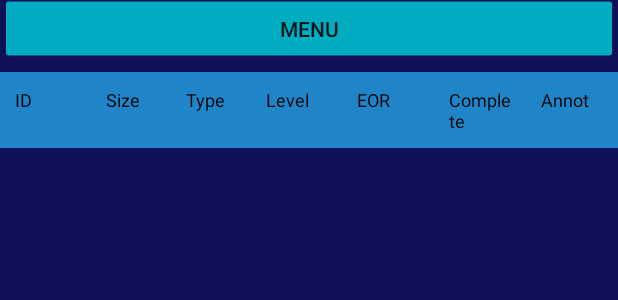
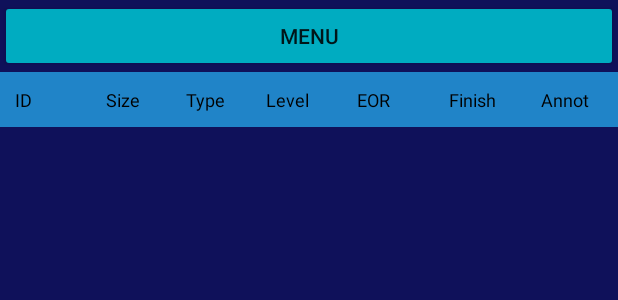
Before and after one commit to bunnybunbun37204/app_pkarn, an Android app: the layout notification_activity.xml on its own in the app's theme, with its tools: preview values and no code run, on a phone screen of 412 x 824 dp. Shown: the top 300 px of the screen. Run offline under Robolectric (Android 15) with nearby library versions, the phone set to English and light mode, and no system bars.

Commit message:
bugs fixed

```diff
--- a/app/src/main/res/layout/notification_activity.xml
+++ b/app/src/main/res/layout/notification_activity.xml
@@ -13,7 +13,7 @@
         android:layout_height="wrap_content"
         android:backgroundTint="#00ACC1"
         android:text="@string/menu"
-        android:translationY="-5dp" />
+         />
 
 
         <TableLayout
@@ -84,7 +84,7 @@
                     android:layout_width="0dp"
                     android:textColor="@color/black"
                     android:layout_height="wrap_content"
-                    android:text="@string/complete"
+                    android:text="@string/finish"
                     android:padding="10sp"
                     android:layout_weight="4"
                     android:textSize="12sp"
--- a/app/src/main/res/values/strings.xml
+++ b/app/src/main/res/values/strings.xml
@@ -68,4 +68,5 @@
     <string name="annot">Annot</string>
     <string name="cmplt_date">CMPLT Date</string>
     <string name="back">Back</string>
+    <string name="finish">Finish</string>
 </resources>
```
Also changed, not shown: app/src/main/java/com/example/dolpjinjunior/ContainerAdapter.kt (+8 -1 lines), app/src/main/java/com/example/dolpjinjunior/GateInActivity.kt (+7 -1 lines).
